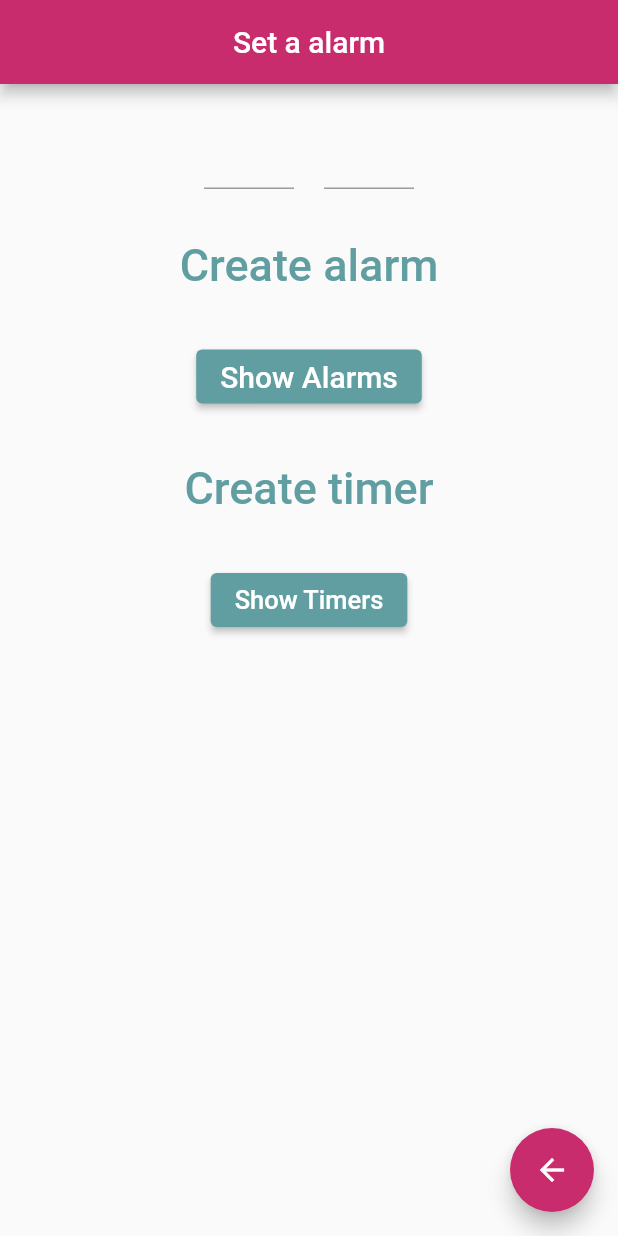
After one commit to BesinciHugo/NewLife, a Flutter app: the screen it shows after launch, after a tap on the "add alarm" icon, on a phone screen of 412 x 824 dp. The commit adds this screen. Run offline on Flutter 3.47's test engine with Material 2 defaults, Android fonts, the phone set to English and light mode, and no system bars; our stand-ins replace flutter_slidable, google_fonts, hive, hive_flutter; missing offline and left inert: flutter_alarm_clock; accounts and stored records are empty.

Commit message:
Lastest version.. set alarm and set timer function added.

```diff
--- a/lib/todo/Pages/Home_Page.dart
+++ b/lib/todo/Pages/Home_Page.dart
@@ -4,6 +4,7 @@ import 'package:todo/data/dataBase.dart';
 import 'package:google_fonts/google_fonts.dart';
 import 'ToDoList.dart';
 import 'taskAddBox.dart';
+import 'alarmPage.dart';
 
 
 class HomePage extends StatefulWidget {
@@ -91,12 +92,16 @@ class _HomePageState extends State<HomePage> {
           }
       ),
 
-      floatingActionButton: FloatingActionButton(
-        backgroundColor: Color.fromRGBO(201, 44, 109, 1),
-        onPressed: createNewTask,
-        child: Icon(Icons.add),
-      ) ,
-      floatingActionButtonLocation: FloatingActionButtonLocation.centerFloat,
+      floatingActionButton: Column(
+        mainAxisSize: MainAxisSize.min,
+        children: [
+          FloatingActionButton(
+            backgroundColor: Color.fromRGBO(201, 44, 109, 1),
+            onPressed: createNewTask,
+            child: Icon(Icons.add),
+          )
+        ],
+      )
       );
   }
 }
--- a/lib/todo/Pages/ToDoList.dart
+++ b/lib/todo/Pages/ToDoList.dart
@@ -1,5 +1,8 @@
+import 'package:flutter/cupertino.dart';
 import 'package:flutter/material.dart';
+import 'package:flutter/services.dart';
 import 'package:flutter_slidable/flutter_slidable.dart';
+import 'alarmPage.dart';
 
 class ToDoList extends StatelessWidget {
     final String taskName;
@@ -17,6 +20,9 @@ class ToDoList extends StatelessWidget {
 
   @override
   Widget build(BuildContext context) {
+
+
+
     return Padding(padding: const EdgeInsets.all(10.0),
       child: Slidable(
         endActionPane: ActionPane(
@@ -27,7 +33,6 @@ class ToDoList extends StatelessWidget {
               icon: Icons.delete,
               backgroundColor: Color.fromRGBO(51, 44, 57, 1),
               borderRadius: BorderRadius.circular(10),
-
             )
           ],
     ),
@@ -38,9 +43,13 @@ class ToDoList extends StatelessWidget {
 
             Checkbox(value: taskCompleted, onChanged: onChanged, activeColor: Color.fromRGBO(201, 44, 109, 1)),
 
-            Text(taskName, style: TextStyle(decoration: taskCompleted ? TextDecoration.lineThrough : TextDecoration.none)),
+            Expanded(child: Text(taskName, style: TextStyle(decoration: taskCompleted ? TextDecoration.lineThrough : TextDecoration.none)),),
+
+            IconButton(
+                onPressed: () {Navigator.push(context, MaterialPageRoute(builder: (context) => alarmPage()));},
+                icon: Icon(Icons.add_alarm))
+
           ],
-
         ),
         decoration:BoxDecoration(
           color: Color.fromRGBO(96, 158, 162, 1),
@@ -48,8 +57,6 @@ class ToDoList extends StatelessWidget {
         ),
       ),
     )
-
-
     );
   }
 }
--- /dev/null
+++ b/lib/todo/Pages/alarmPage.dart
@@ -0,0 +1,154 @@
+import 'package:flutter/cupertino.dart';
+import 'package:flutter/material.dart';
+import 'package:flutter_alarm_clock/flutter_alarm_clock.dart';
+import 'package:todo/todo/Pages/Home_Page.dart';
+
+class alarmPage extends StatelessWidget {
+  @override
+  Widget build(BuildContext context) {
+    return MaterialApp(
+      debugShowCheckedModeBanner: false,
+      title: 'Flutter Alarm Clock',
+      home: MyHomePage(),
+    );
+  }
+}
+
+class MyHomePage extends StatefulWidget {
+  @override
+  State<MyHomePage> createState() => _MyHomePageState();
+}
+
+class _MyHomePageState extends State<MyHomePage> {
+
+// creating text editing controller to take hour
+// and minute as input
+  TextEditingController hourController = TextEditingController();
+  TextEditingController minuteController = TextEditingController();
+  @override
+  Widget build(BuildContext context) {
+    return Scaffold(
+      appBar: AppBar(
+        backgroundColor: Color.fromRGBO(201, 44, 109, 1),
+        title: const Text('Set a alarm'),
+        centerTitle: true,
+      ),
+      body: Center(
+          child: Column(children: <Widget>[
+            SizedBox(height: 30),
+            Row(
+              mainAxisAlignment: MainAxisAlignment.center,
+              children: [
+                Container(
+                  height: 40,
+                  width: 60,
+                  decoration: BoxDecoration(
+                      shape: BoxShape.rectangle,
+                      borderRadius: BorderRadius.circular(0)),
+                  child: Center(
+                    child: TextField(
+                      controller: hourController,
+                      keyboardType: TextInputType.number,
+                    ),
+                  ),
+                ),
+                SizedBox(width: 20),
+                Container(
+                  height: 40,
+                  width: 60,
+                  decoration: BoxDecoration(
+                      shape: BoxShape.rectangle,
+                      borderRadius: BorderRadius.circular(10)),
+                  child: Center(
+                    child: TextField(
+                      controller: minuteController,
+                      keyboardType: TextInputType.number,
+                    ),
+                  ),
+                ),
+              ],
+            ),
+            Container(
+              margin: const EdgeInsets.all(25),
+              child: TextButton(
+                child: const Text(
+                  'Create alarm',
+                  style: TextStyle(fontSize: 30.0, color: Color.fromRGBO(96, 158, 162, 1)),
+                ),
+                onPressed: () {
+                  int hour;
+                  int minutes;
+                  hour = int.parse(hourController.text);
+                  minutes = int.parse(minuteController.text);
+
+                  // creating alarm after converting hour
+                  // and minute into integer
+                  FlutterAlarmClock.createAlarm(hour, minutes);
+                },
+              ),
+            ),
+            ElevatedButton(
+              onPressed: () {
+                // show alarm
+                FlutterAlarmClock.showAlarms();
+              },
+              style: ElevatedButton.styleFrom(
+                primary: Color.fromRGBO(96, 158, 162, 1),
+              ),
+              child: const Text(
+                'Show Alarms',
+                style: TextStyle(fontSize: 20.0),
+              ),
+            ),
+            Container(
+              margin: const EdgeInsets.all(25),
+              child: TextButton(
+                  child: const Text(
+                    'Create timer',
+                    style: TextStyle(fontSize: 30.0, color: Color.fromRGBO(96, 158, 162, 1)),
+                  ),
+                  onPressed: () {
+                    int minutes;
+                    minutes = int.parse(minuteController.text);
+
+                    // create timer
+                    FlutterAlarmClock.createTimer(minutes);
+                    showDialog(
+                        context: context,
+                        builder: (context) {
+                          return AboutDialog(
+                            children: [
+                              Center(
+                                child: Text("Timer is set",
+                                    style: TextStyle(
+                                        fontSize: 20, fontWeight: FontWeight.bold)),
+                              )
+                            ],
+                          );
+                        });
+                  }),
+            ),
+            ElevatedButton(
+              onPressed: () {
+                FlutterAlarmClock.showTimers();
+              },
+              style: ElevatedButton.styleFrom(
+                primary: Color.fromRGBO(96, 158, 162, 1), // Background color
+              ),
+              child: Text(
+                "Show Timers",
+                style: TextStyle(fontSize: 17),
+              ),
+            )
+          ])),
+
+      floatingActionButton: FloatingActionButton(
+        backgroundColor: Color.fromRGBO(201, 44, 109, 1),
+        onPressed: () {
+          Navigator.push(context, MaterialPageRoute(builder: (context) => HomePage()));
+        },
+        child: Icon(Icons.arrow_back),
+      ),
+    );
+  }
+}
--- a/lib/todo/Pages/taskAddBox.dart
+++ b/lib/todo/Pages/taskAddBox.dart
@@ -1,5 +1,6 @@
 import 'package:flutter/material.dart';
 import 'MyButtons.dart';
+import 'alarmPage.dart';
 
 class DialogBox  extends StatelessWidget {
   final controller;
@@ -39,7 +40,7 @@ class DialogBox  extends StatelessWidget {
             children: [
               MyButtons(text: "Save", onPressed: onSave),
 
-              MyButtons(text: "Cancel", onPressed: onCancel)
+              MyButtons(text: "Cancel", onPressed: onCancel),
             ],
           )
 
```
Also changed, not shown: pubspec.yaml (+6 -1 lines), pubspec.lock, 9 other files.
